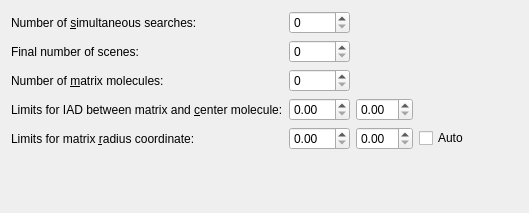
Above: src/randomdock/ui/tab_params.ui from xtalopt/XtalOpt before the change. Below: the same form after it.
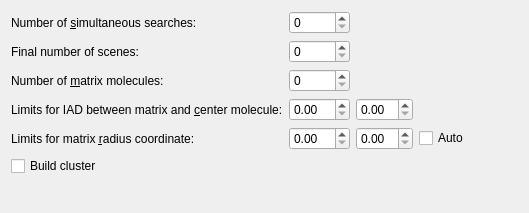
That is the form after the change.

Commit message:
Modified RandomDock::generateStructure to be able to generate random molecular clusters.
Rather than ensuring that new matrix molecules are placed adjacent to
the substrate, the cluster mode allows new matrix molecules to be
placed in higher solvation shells.

Patch:
```diff
--- a/src/randomdock/ui/tab_params.ui
+++ b/src/randomdock/ui/tab_params.ui
@@ -76,7 +76,7 @@
    <item row="5" column="2">
     <widget class="QDoubleSpinBox" name="spin_radius_max"/>
    </item>
-   <item row="6" column="0">
+   <item row="7" column="0">
     <spacer name="verticalSpacer">
      <property name="orientation">
       <enum>Qt::Vertical</enum>
@@ -96,7 +96,7 @@
      </property>
     </widget>
    </item>
-   <item row="6" column="3">
+   <item row="7" column="3">
     <spacer name="horizontalSpacer">
      <property name="orientation">
       <enum>Qt::Horizontal</enum>
@@ -123,6 +123,18 @@
      </property>
     </widget>
    </item>
+   <item row="6" column="0">
+    <widget class="QCheckBox" name="cb_cluster">
+     <property name="toolTip">
+      <string>If selected, a cluster of Matrix molecules will be built, optionally around the substrate molecule.
+
+The matrix radius coordinate limits will be ignored, and the IAD range above will also be used to deterimine the distance between neighboring matrix molecules.</string>
+     </property>
+     <property name="text">
+      <string>Build cluster</string>
+     </property>
+    </widget>
+   </item>
   </layout>
  </widget>
  <tabstops>
```
The commit also changes 3 other files.
